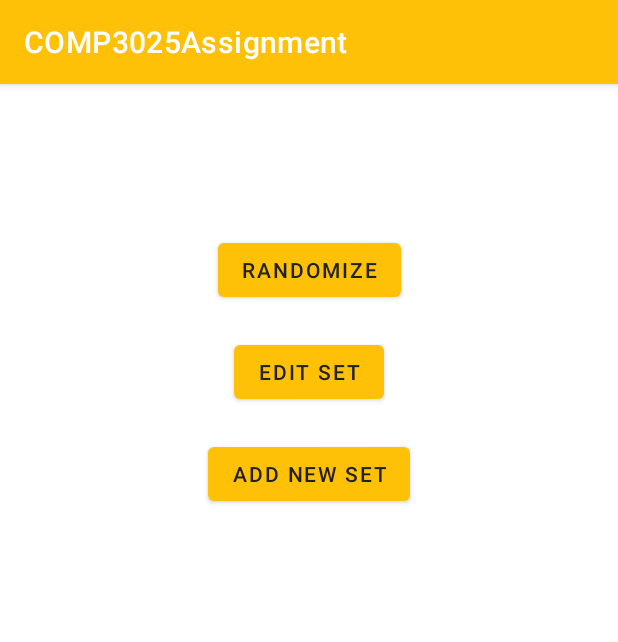
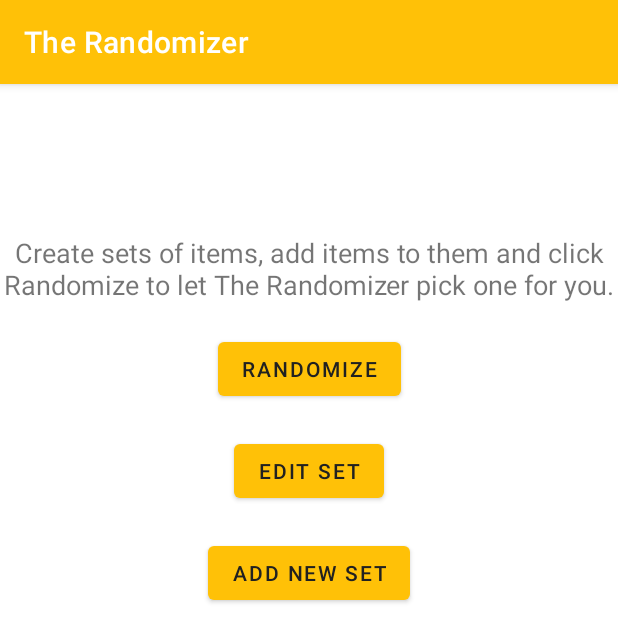
Before and after one commit to alexblom89/COMP3025-Randomizer, an Android app: the SelectSetActivity screen opened directly, with no data from a screen before it, on a phone screen of 412 x 824 dp. Shown: the top 642 px of the screen. Run offline under Robolectric (Android 15) with nearby library versions, the light colour scheme and no system bars; our stand-ins replace Firebase (no records; nobody signed in at launch, a user with empty details on screens opened directly).

Commit message:
Add handling of buttons onclick events when sets or items are not selected. Change set and item selection to allow for deselection of the same element. Add info blurb to SelectSetActivity.kt.

```diff
--- a/app/src/main/res/drawable/background.xml
+++ b/app/src/main/res/drawable/background.xml
@@ -1,6 +1,6 @@
 <?xml version="1.0" encoding="utf-8"?>
 <shape xmlns:android="http://schemas.android.com/apk/res/android">
-    <solid android:color="@color/white"/>
+    <solid android:color="@color/primary_light"/>
     <stroke android:width="3dp" android:color="#B1BCBE"/>
     <corners android:radius="10dp"/>
 </shape>
--- a/app/src/main/res/drawable/background_selected.xml
+++ b/app/src/main/res/drawable/background_selected.xml
@@ -1,6 +1,6 @@
 <?xml version="1.0" encoding="utf-8"?>
 <shape xmlns:android="http://schemas.android.com/apk/res/android">
-    <solid android:color="@color/accent"/>
+    <solid android:color="#90CAF9"/>
     <stroke android:width="3dp" android:color="#B1BCBE"/>
     <corners android:radius="10dp"/>
 </shape>
--- a/app/src/main/res/drawable/item_background.xml
+++ b/app/src/main/res/drawable/item_background.xml
@@ -1,5 +1,5 @@
 <?xml version="1.0" encoding="utf-8"?>
 <selector xmlns:android="http://schemas.android.com/apk/res/android">
-    <item android:drawable="@color/accent" android:state_selected="true" />
-    <item android:drawable="@color/primary_light" />
+    <item android:drawable="@drawable/background_selected" android:state_selected="true" />
+    <item android:drawable="@drawable/background" />
 </selector>
--- a/app/src/main/res/layout/activity_select_set.xml
+++ b/app/src/main/res/layout/activity_select_set.xml
@@ -12,12 +12,11 @@
         android:id="@+id/randomizeButton"
         android:layout_width="wrap_content"
         android:layout_height="wrap_content"
-        android:layout_marginTop="@dimen/big_top_margin"
-        android:layout_marginBottom="@dimen/element_margin"
+        android:layout_margin="@dimen/element_margin"
         android:text="@string/randomize"
         app:layout_constraintEnd_toEndOf="parent"
         app:layout_constraintStart_toStartOf="parent"
-        app:layout_constraintTop_toTopOf="parent" />
+        app:layout_constraintTop_toBottomOf="@id/infoTextView"/>
 
     <Button
         android:id="@+id/editSetButton"
@@ -50,4 +49,16 @@
         app:layout_constraintEnd_toEndOf="parent"
         />
 
+    <TextView
+        android:id="@+id/infoTextView"
+        android:layout_width="wrap_content"
+        android:layout_height="wrap_content"
+        android:layout_marginTop="@dimen/big_top_margin"
+        android:text="@string/info_blurb"
+        android:textAlignment="center"
+        android:textSize="18sp"
+        app:layout_constraintEnd_toEndOf="parent"
+        app:layout_constraintStart_toStartOf="parent"
+        app:layout_constraintTop_toTopOf="parent" />
+
 </androidx.constraintlayout.widget.ConstraintLayout>
--- a/app/src/main/res/layout/item_set.xml
+++ b/app/src/main/res/layout/item_set.xml
@@ -4,6 +4,8 @@
     android:layout_height="wrap_content"
     xmlns:tools="http://schemas.android.com/tools"
     android:orientation="vertical"
+    android:gravity="center"
+    android:layout_gravity="center_horizontal"
     android:layout_margin="@dimen/list_element_margin"
     android:clickable="true"
     android:focusable="true"
@@ -17,6 +19,7 @@
         android:layout_weight=".8"
         tools:text="Set Name"
         android:textAlignment="center"
+        android:gravity="center"
         android:textSize="20sp"
         android:paddingHorizontal="@dimen/item_padding"/>
 
--- a/app/src/main/res/values/strings.xml
+++ b/app/src/main/res/values/strings.xml
@@ -1,5 +1,5 @@
 <resources>
-    <string name="app_name">COMP3025Assignment</string>
+    <string name="app_name">The Randomizer</string>
     <string name="enter_username">Enter Username</string>
     <string name="enter_password">Enter Password</string>
     <string name="login">Login</string>
@@ -15,4 +15,5 @@
     <string name="delete_item">Delete Item</string>
     <string name="randomize_again">Randomize Again</string>
     <string name="choose_another_set">Choose Another Set</string>
+    <string name="info_blurb">Create sets of items, add items to them and click Randomize to let The Randomizer pick one for you.</string>
 </resources>
```
Also changed, not shown: app/src/main/java/com/example/comp3025assignment/EditSetActivity.kt (+12 -0 lines), app/src/main/java/com/example/comp3025assignment/SelectSetActivity.kt (+25 -4 lines), app/src/main/java/com/example/comp3025assignment/SetItemListRVAdapter.kt (+9 -2 lines), app/src/main/java/com/example/comp3025assignment/SetListRVAdapter.kt (+9 -2 lines), app/src/main/res/layout/activity_edit_set.xml (+14 -2 lines), 1 other file.
